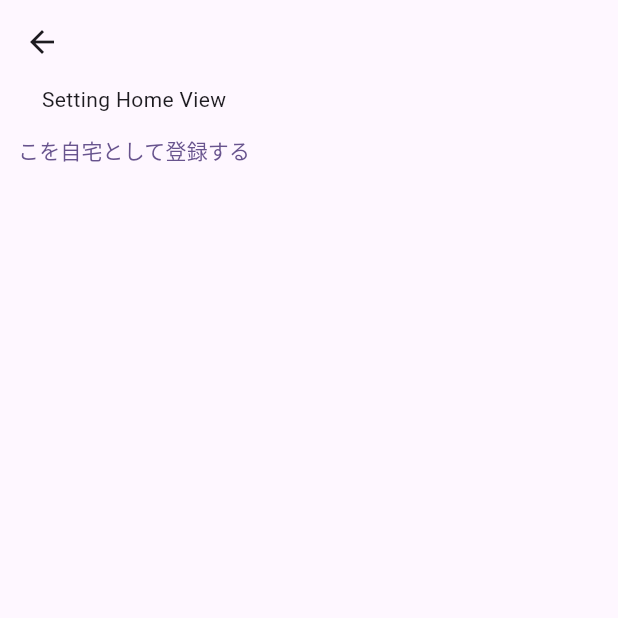
After one commit to BATTARI-team/BATTARI, a Flutter app: the SettingHomeView screen opened directly, after a tap on "こを自宅として登録する", on a phone screen of 412 x 824 dp, the top half of it. The commit adds this screen. Run offline on Flutter 3.47's test engine with Material 3 defaults, Android fonts, the phone set to English and light mode, and no system bars; our stand-ins replace flutter_hooks, flutter_local_notifications, flutter_riverpod, freezed_annotation, geolocator, go_router and 6 more; missing offline and left inert: agora_rtc_engine, flutter_foreground_task, flutter_ntp, screen_state, usage_stats; accounts and stored records are empty; generated files the repository leaves out were written again; statements that could not run were skipped.

Commit message:
add setting home view

```diff
--- a/lib/view/developer/developer_widgets.dart
+++ b/lib/view/developer/developer_widgets.dart
@@ -4,6 +4,7 @@ import 'package:battari/view/call.dart';
 import 'package:battari/view/developer/app_usage_time.dart';
 import 'package:battari/view/developer/background.dart';
 import 'package:battari/repository/user_repository.dart';
+import 'package:battari/view/instruction/setting_home_view.dart';
 import 'package:battari/view_model/user_view_model.dart';
 import 'package:battari/view/developer/websocket_test.dart';
 import 'package:flutter/material.dart';
@@ -94,7 +95,9 @@ class DeveloperWidgets extends StatelessWidget {
               onPressed: () {},
             ),
             _developerElement("appusage", AppUsageTime(), context),
-            _developerElement("call", Call(), context)
+            _developerElement("call", Call(), context),
+          _developerElement("settings_home", SettingHomeView(), context),
+
           ],
         ));
   }
--- /dev/null
+++ b/lib/view/instruction/setting_home_view.dart
@@ -0,0 +1,26 @@
+import 'package:flutter/material.dart';
+import 'package:geolocator/geolocator.dart';
+
+class SettingHomeView extends StatefulWidget {
+  @override
+  State<SettingHomeView> createState() => _SettingHomeViewState();
+}
+
+class _SettingHomeViewState extends State<SettingHomeView> {
+  @override
+  Widget build(BuildContext context) {
+    return Scaffold(
+      appBar: AppBar(),
+      body: Column(
+        children: [
+          const Text('Setting Home View'),
+          TextButton(onPressed: () async {
+            var currentLocation = await Geolocator.requestPermission();
+            debugPrint(currentLocation.toString());
+          },child:const Text(
+            "こを自宅として登録する"),)
+        ],
+      )
+  );
+  }
+}
```
